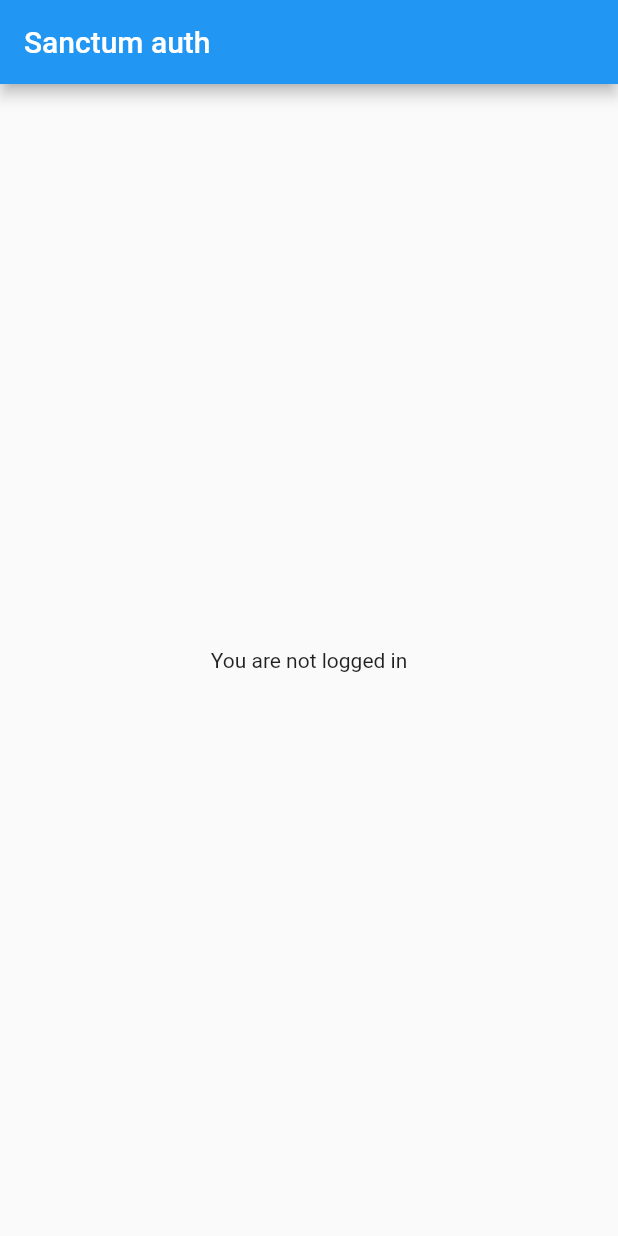
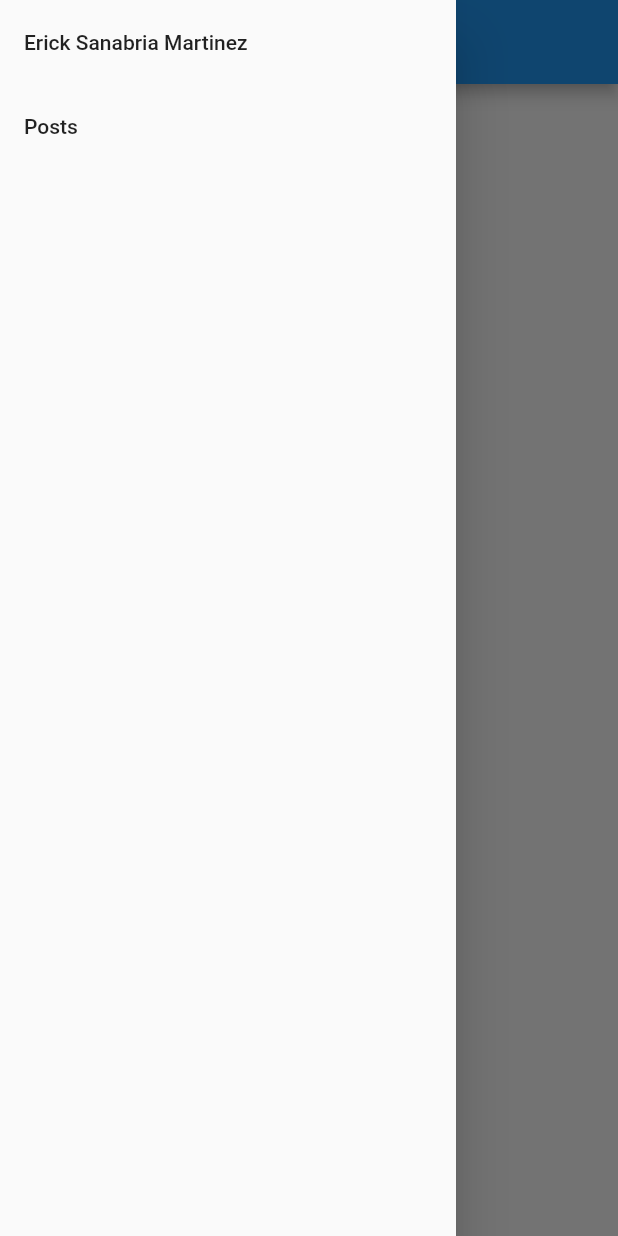
Before and after one commit to ErickMUOSD/flutter-sanctum, a Flutter app: the screen it shows after launch, with the side drawer open (before the commit the screen has no drawer), on a phone screen of 412 x 824 dp. Run offline on Flutter 3.47's test engine with Material 2 defaults, Android fonts, the phone set to English and light mode, and no system bars.

Commit message:
basic layout app

```diff
--- a/lib/main.dart
+++ b/lib/main.dart
@@ -1,4 +1,5 @@
 import 'package:flutter/material.dart';
+import 'package:flutter_laravel_sanctum/widgets/nav_drawer_widget.dart';
 
 void main() {
   runApp(const MyApp());
@@ -37,6 +38,7 @@ class _MyHomePageState extends State<MyHomePage> {
       appBar: AppBar(
         title: Text(widget.title),
       ),
+      drawer: const NavDrawer(),
       body: Center(
         child: Column(
           mainAxisAlignment: MainAxisAlignment.center,
--- /dev/null
+++ b/lib/widgets/nav_drawer_widget.dart
@@ -0,0 +1,28 @@
+import 'package:flutter/material.dart';
+import 'package:flutter_laravel_sanctum/screens/post_screen.dart';
+
+class NavDrawer extends StatelessWidget {
+  const NavDrawer({Key? key}) : super(key: key);
+
+  @override
+  Widget build(BuildContext context) {
+    return Drawer(
+      child: ListView(
+        children: [
+          ListTile(
+            title: Text('Erick Sanabria Martinez'),
+          ),
+          ListTile(
+            title: Text('Posts'),
+            onTap: () {
+              Navigator.push(
+                context,
+                MaterialPageRoute(builder: (context) => PostScreen()),
+              );
+            },
+          )
+        ],
+      ),
+    );
+  }
+}
```
Also changed, not shown: lib/screens/post_screen.dart (added, +20 -0 lines), lib/widgets/NavDrawer.dart (deleted).
